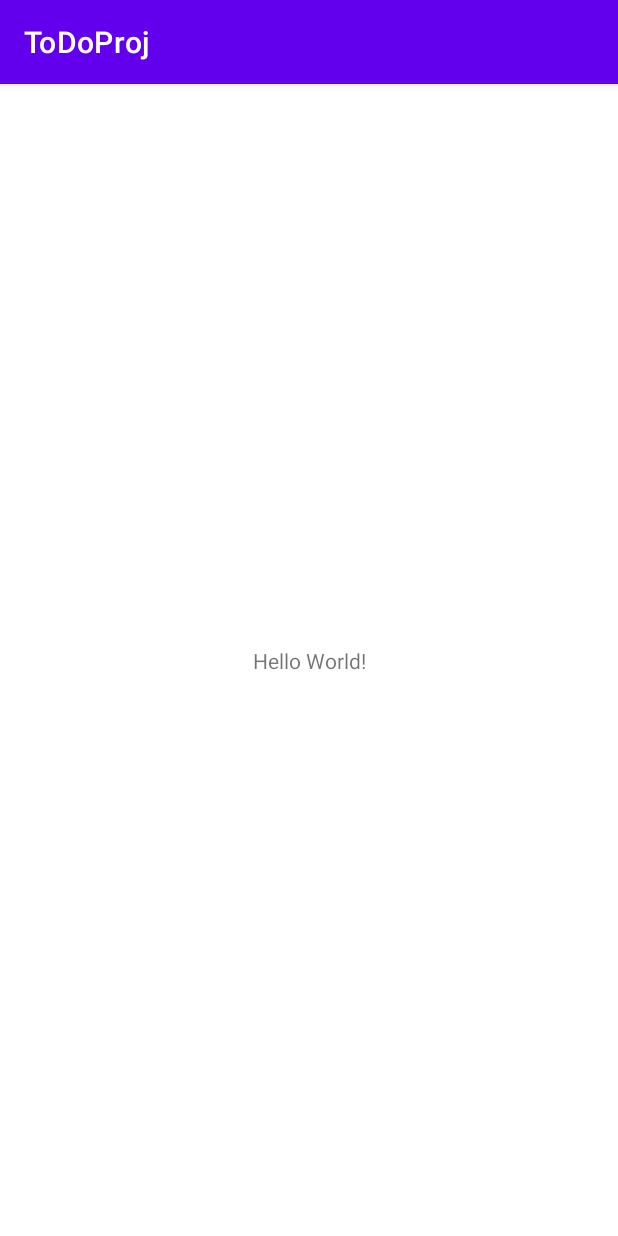
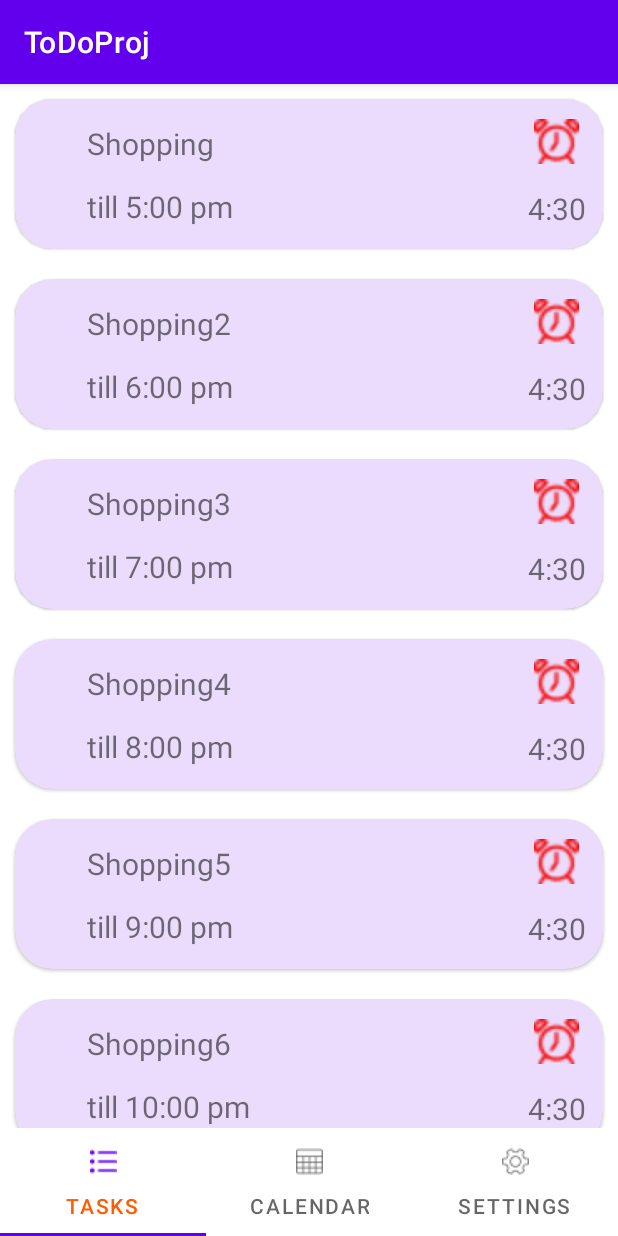
Before and after one commit to ToDoProj/ToDoProj, an Android app: the screen it shows after launch (MainActivity), on a phone screen of 412 x 824 dp. Run offline under Robolectric (Android 15) with nearby library versions, the phone set to English and light mode, and no system bars.

Commit message:
RecyclerView was created

```diff
--- a/app/build.gradle
+++ b/app/build.gradle
@@ -30,6 +30,10 @@ android {
     kotlinOptions {
         jvmTarget = '1.8'
     }
+
+    buildFeatures {
+        viewBinding true
+    }
 }
 
 dependencies {
@@ -38,6 +42,8 @@ dependencies {
     implementation 'androidx.appcompat:appcompat:1.2.0'
     implementation 'com.google.android.material:material:1.3.0'
     implementation 'androidx.constraintlayout:constraintlayout:2.0.4'
+    implementation 'androidx.legacy:legacy-support-v4:1.0.0'
+    implementation 'androidx.fragment:fragment:1.2.5'
     testImplementation 'junit:junit:4.+'
     androidTestImplementation 'androidx.test.ext:junit:1.1.2'
     androidTestImplementation 'androidx.test.espresso:espresso-core:3.3.0'
--- a/app/src/main/java/ru/androidlab/todoproj/MainActivity.kt
+++ b/app/src/main/java/ru/androidlab/todoproj/MainActivity.kt
@@ -2,10 +2,50 @@ package ru.androidlab.todoproj
 
 import androidx.appcompat.app.AppCompatActivity
 import android.os.Bundle
+import android.view.LayoutInflater
+import android.view.Window
+import com.google.android.material.tabs.TabLayout
+import ru.androidlab.todoproj.adapters.Adapter
+import ru.androidlab.todoproj.databinding.ActivityMainBinding
+import ru.androidlab.todoproj.util.MockUtil
+import ru.androidlab.todoproj.views.fragments.TasksFragment
 
 class MainActivity : AppCompatActivity() {
+
     override fun onCreate(savedInstanceState: Bundle?) {
         super.onCreate(savedInstanceState)
+        var binding = ActivityMainBinding.inflate(layoutInflater)
+        val fragment = supportFragmentManager.findFragmentById(R.id.fragmentContainerView) ?: TasksFragment()
+
+        savedInstanceState ?: supportFragmentManager.beginTransaction().apply {
+
+            setReorderingAllowed(true)
+            add(R.id.fragmentContainerView, fragment)
+            commit()
+
+        }
         setContentView(R.layout.activity_main)
+
+        binding.tabLayout.addOnTabSelectedListener(object : TabLayout.OnTabSelectedListener {
+
+            override fun onTabSelected(tab: TabLayout.Tab) {
+                if (tab.position == 0) {
+                    //Todo something
+                } else if (tab.position == 1) {
+                    //Todo something
+                }  else {
+                    //Todo something
+                }
+            }
+
+            override fun onTabUnselected(tab: TabLayout.Tab) {
+                //do nothing here
+            }
+
+            override fun onTabReselected(tab: TabLayout.Tab) {
+                //do nothing here
+            }
+
+        })
     }
 }
--- a/app/src/main/java/ru/androidlab/todoproj/adapters/Adapter.kt
+++ b/app/src/main/java/ru/androidlab/todoproj/adapters/Adapter.kt
@@ -1,3 +1,58 @@
 package ru.androidlab.todoproj.adapters
 
-//TODO delete this file when create real adapter
+import android.view.LayoutInflater
+import android.view.ViewGroup
+import androidx.recyclerview.widget.DiffUtil
+import androidx.recyclerview.widget.ListAdapter
+import ru.androidlab.todoproj.databinding.ItemHolderBinding
+
+class Adapter(private val listener: IMovieClick) : ListAdapter<Item, BaseViewHolder>(MoviesDiffCallback){
+
+    override fun onCreateViewHolder(parent: ViewGroup, viewType: Int): BaseViewHolder {
+        return Holder(parent)
+    }
+
+    override fun onBindViewHolder(holder: BaseViewHolder, position: Int) {
+        holder.bind(getItem(position))
+    }
+
+    override fun getItemCount(): Int {
+        return currentList.size
+    }
+
+    inner class Holder(private val binding: ItemHolderBinding) :  BaseViewHolder(binding.root) {
+        constructor(parent: ViewGroup) : this(ItemHolderBinding.inflate(LayoutInflater.from(parent.context), parent, false))
+
+        override fun bind(item: Item) {
+            item as Item.Card
+            binding.apply {
+                textTitle.text = item.textTitle
+                textTime.text = item.textTime
+                alarmClock.setImageResource(item.alarmClockImage)
+                time.text = item.time
+                root.setOnClickListener { listener.showToast(item) }
+            }
+        }
+    }
+
+    interface IMovieClick {
+        fun showToast(position: Item)
+  //      fun onDelete(position: Item)
+    }
+
+    object MoviesDiffCallback : DiffUtil.ItemCallback<Item>(){
+        override fun areItemsTheSame(oldItem: Item, newItem: Item): Boolean {
+            return when {
+                oldItem is Item.Card && newItem is Item.Card -> {
+                    oldItem.textTitle == newItem.textTitle
+                }
+                else -> true
+            }
+        }
+
+        override fun areContentsTheSame(oldItem: Item, newItem: Item): Boolean {
+            return areItemsTheSame(oldItem, newItem)
+        }
+    }
+
+}
--- /dev/null
+++ b/app/src/main/java/ru/androidlab/todoproj/adapters/BaseViewHolder.kt
@@ -0,0 +1,8 @@
+package ru.androidlab.todoproj.adapters
+
+import android.view.View
+import androidx.recyclerview.widget.RecyclerView
+
+abstract class BaseViewHolder(itemView: View) : RecyclerView.ViewHolder(itemView) {
+    abstract fun bind(item: Item)
+}
--- /dev/null
+++ b/app/src/main/java/ru/androidlab/todoproj/adapters/IItem.kt
@@ -0,0 +1,5 @@
+package ru.androidlab.todoproj.adapters
+
+sealed class Item{
+    data class Card(val textTitle: String, val textTime: String, val alarmClockImage: Int, val time: String): Item()
+}
--- /dev/null
+++ b/app/src/main/java/ru/androidlab/todoproj/util/MockUtil.kt
@@ -0,0 +1,15 @@
+package ru.androidlab.todoproj.util
+
+import ru.androidlab.todoproj.R
+import ru.androidlab.todoproj.adapters.Item
+
+object MockUtil {
+     fun geList() = listOf(
+            Item.Card("Shopping", "till 5:00 pm", R.drawable.alarm_clock, "4:30"),
+            Item.Card("Shopping2", "till 6:00 pm", R.drawable.alarm_clock, "4:30"),
+            Item.Card("Shopping3", "till 7:00 pm", R.drawable.alarm_clock, "4:30"),
+            Item.Card("Shopping4", "till 8:00 pm", R.drawable.alarm_clock, "4:30"),
+            Item.Card("Shopping5", "till 9:00 pm", R.drawable.alarm_clock, "4:30"),
+            Item.Card("Shopping6", "till 10:00 pm", R.drawable.alarm_clock, "4:30")
+    )
+}
--- /dev/null
+++ b/app/src/main/java/ru/androidlab/todoproj/views/fragments/TasksFragment.kt
@@ -0,0 +1,47 @@
+package ru.androidlab.todoproj.views.fragments
+
+import android.app.Activity
+import android.os.Bundle
+import androidx.fragment.app.Fragment
+import android.view.LayoutInflater
+import android.view.View
+import android.view.ViewGroup
+import android.widget.Toast
+import ru.androidlab.todoproj.adapters.Adapter
+import ru.androidlab.todoproj.adapters.Item
+import ru.androidlab.todoproj.databinding.FragmentTasksBinding
+import ru.androidlab.todoproj.util.MockUtil
+
+class TasksFragment : Fragment(), Adapter.IMovieClick {
+
+    private val adapter = Adapter(this)
+    private var _binding: FragmentTasksBinding? = null
+    private val binding get() = _binding!!
+
+    override fun onCreateView(
+        inflater: LayoutInflater,
+        container: ViewGroup?,
+        savedInstanceState: Bundle?
+    ): View? {
+        _binding = FragmentTasksBinding.inflate(inflater, container, false)
+        return binding.root
+    }
+
+    override fun onViewCreated(view: View, savedInstanceState: Bundle?) {
+        super.onViewCreated(view, savedInstanceState)
+
+        binding.recyclerView.adapter = adapter
+        adapter.submitList(MockUtil.geList())
+
+    }
+
+    override fun onDestroyView() {
+        super.onDestroyView()
+        _binding = null
+    }
+
+    override fun showToast(position: Item) {
+        Toast.makeText(activity, "it's ${position}", Toast.LENGTH_LONG).show()
+    }
+
+}
--- a/app/src/main/res/layout/activity_main.xml
+++ b/app/src/main/res/layout/activity_main.xml
@@ -6,13 +6,46 @@
     android:layout_height="match_parent"
     tools:context=".MainActivity">
 
-    <TextView
-        android:layout_width="wrap_content"
-        android:layout_height="wrap_content"
-        android:text="Hello World!"
-        app:layout_constraintBottom_toBottomOf="parent"
+    <androidx.fragment.app.FragmentContainerView
+        android:id="@+id/fragmentContainerView"
+        android:layout_width="match_parent"
+        android:layout_height="0dp"
+        app:layout_constraintBottom_toTopOf="@id/tabLayout"
         app:layout_constraintLeft_toLeftOf="parent"
         app:layout_constraintRight_toRightOf="parent"
         app:layout_constraintTop_toTopOf="parent" />
 
+    <com.google.android.material.tabs.TabLayout
+        android:id="@+id/tabLayout"
+        android:layout_width="match_parent"
+        android:layout_height="wrap_content"
+        app:layout_constraintBottom_toBottomOf="parent"
+        app:layout_constraintEnd_toEndOf="parent"
+        app:layout_constraintStart_toStartOf="parent"
+        app:layout_constraintTop_toBottomOf="@id/fragmentContainerView"
+        app:tabSelectedTextColor="#FF5C00"
+        app:tabMode="fixed">
+
+        <com.google.android.material.tabs.TabItem
+            android:layout_width="wrap_content"
+            android:layout_height="wrap_content"
+            android:text="Tasks"
+            android:icon="@drawable/bullet_list"
+            />
+
+        <com.google.android.material.tabs.TabItem
+            android:layout_width="wrap_content"
+            android:layout_height="wrap_content"
+            android:text="Calendar"
+            android:icon="@drawable/calendar"
+            />
+
+        <com.google.android.material.tabs.TabItem
+            android:layout_width="wrap_content"
+            android:layout_height="wrap_content"
+            android:text="Settings"
+            android:icon="@drawable/settings"
+            />
+
+    </com.google.android.material.tabs.TabLayout>
 </androidx.constraintlayout.widget.ConstraintLayout>
--- /dev/null
+++ b/app/src/main/res/layout/fragment_tasks.xml
@@ -0,0 +1,16 @@
+<?xml version="1.0" encoding="utf-8"?>
+<androidx.constraintlayout.widget.ConstraintLayout xmlns:android="http://schemas.android.com/apk/res/android"
+    xmlns:app="http://schemas.android.com/apk/res-auto"
+    xmlns:tools="http://schemas.android.com/tools"
+    android:layout_width="match_parent"
+    android:layout_height="match_parent"
+    tools:context=".MainActivity">
+
+    <androidx.recyclerview.widget.RecyclerView
+        android:id="@+id/recyclerView"
+        app:layoutManager="androidx.recyclerview.widget.LinearLayoutManager"
+        android:layout_width="match_parent"
+        android:layout_height="match_parent"
+        tools:listitem="@layout/item_holder" />
+
+</androidx.constraintlayout.widget.ConstraintLayout>
--- /dev/null
+++ b/app/src/main/res/layout/item_holder.xml
@@ -0,0 +1,72 @@
+<?xml version="1.0" encoding="utf-8"?>
+<com.google.android.material.card.MaterialCardView xmlns:android="http://schemas.android.com/apk/res/android"
+    xmlns:app="http://schemas.android.com/apk/res-auto"
+    xmlns:tools="http://schemas.android.com/tools"
+    android:layout_width="match_parent"
+    android:layout_height="100dp"
+    app:cardCornerRadius="25dp"
+    android:layout_margin="10dp"
+    android:backgroundTint="#EBDCFD"
+    >
+
+    <androidx.constraintlayout.widget.ConstraintLayout
+        android:layout_width="match_parent"
+        android:layout_height="match_parent">
+
+        <com.google.android.material.textview.MaterialTextView
+            android:id="@+id/textTitle"
+            android:layout_width="0dp"
+            android:layout_height="0dp"
+            android:layout_marginStart="48dp"
+            android:layout_marginTop="16dp"
+            android:layout_marginBottom="16dp"
+            android:textSize="20sp"
+            app:layout_constraintBottom_toTopOf="@id/textTime"
+            app:layout_constraintEnd_toStartOf="@id/alarm_clock"
+            app:layout_constraintStart_toStartOf="parent"
+            app:layout_constraintTop_toTopOf="parent"
+            tools:text="Title" />
+
+        <com.google.android.material.textview.MaterialTextView
+            android:id="@+id/textTime"
+            android:layout_width="0dp"
+            android:layout_height="0dp"
+            android:layout_marginStart="48dp"
+            android:layout_marginBottom="16dp"
+            android:textSize="20sp"
+            app:layout_constraintBottom_toBottomOf="parent"
+            app:layout_constraintEnd_toStartOf="@id/time"
+            app:layout_constraintStart_toStartOf="parent"
+            app:layout_constraintTop_toBottomOf="@id/textTitle"
+            tools:text="time" />
+
+        <ImageView
+            android:id="@+id/alarm_clock"
+            android:layout_width="30dp"
+            android:layout_height="30dp"
+            android:layout_marginTop="16dp"
+            android:layout_marginEnd="16dp"
+            android:layout_marginBottom="16dp"
+            android:src="@drawable/alarm_clock"
+            app:layout_constraintBottom_toTopOf="@id/time"
+            app:layout_constraintEnd_toEndOf="parent"
+            app:layout_constraintStart_toEndOf="@id/textTitle"
+            app:layout_constraintTop_toTopOf="parent"
+            app:layout_constraintVertical_chainStyle="spread" />
+
+        <com.google.android.material.textview.MaterialTextView
+            android:id="@+id/time"
+            android:layout_width="wrap_content"
+            android:layout_height="wrap_content"
+            android:layout_marginEnd="16dp"
+            android:layout_marginBottom="16dp"
+            android:text="4:20"
+            android:textSize="20sp"
+            app:layout_constraintBottom_toBottomOf="parent"
+            app:layout_constraintEnd_toEndOf="parent"
+            app:layout_constraintStart_toStartOf="@+id/alarm_clock"
+            app:layout_constraintTop_toBottomOf="@id/alarm_clock" />
+
+
+    </androidx.constraintlayout.widget.ConstraintLayout>
+</com.google.android.material.card.MaterialCardView>
--- a/app/src/main/res/values/strings.xml
+++ b/app/src/main/res/values/strings.xml
@@ -1,3 +1,5 @@
 <resources>
     <string name="app_name">ToDoProj</string>
+    <!-- TODO: Remove or change this placeholder text -->
+    <string name="hello_blank_fragment">Hello blank fragment</string>
 </resources>
```
Also changed, not shown: app/src/main/res/drawable/alarm_clock.png (added), app/src/main/res/drawable/bullet_list.png (added), app/src/main/res/drawable/calendar.png (added), app/src/main/res/drawable/settings.png (added).
